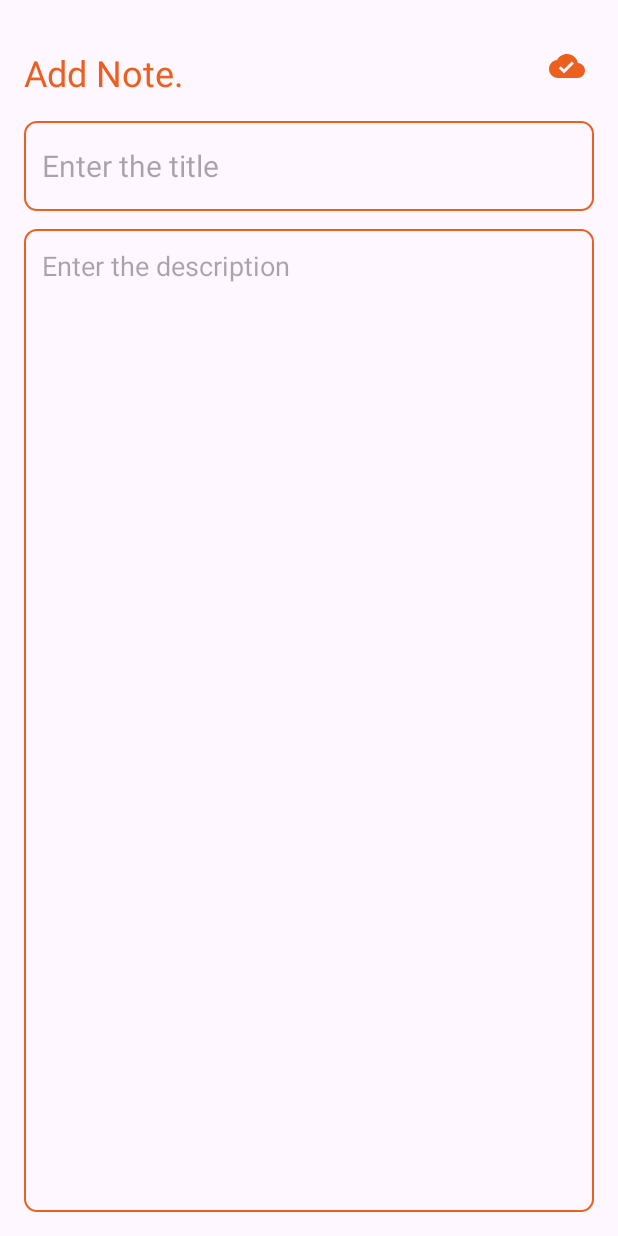
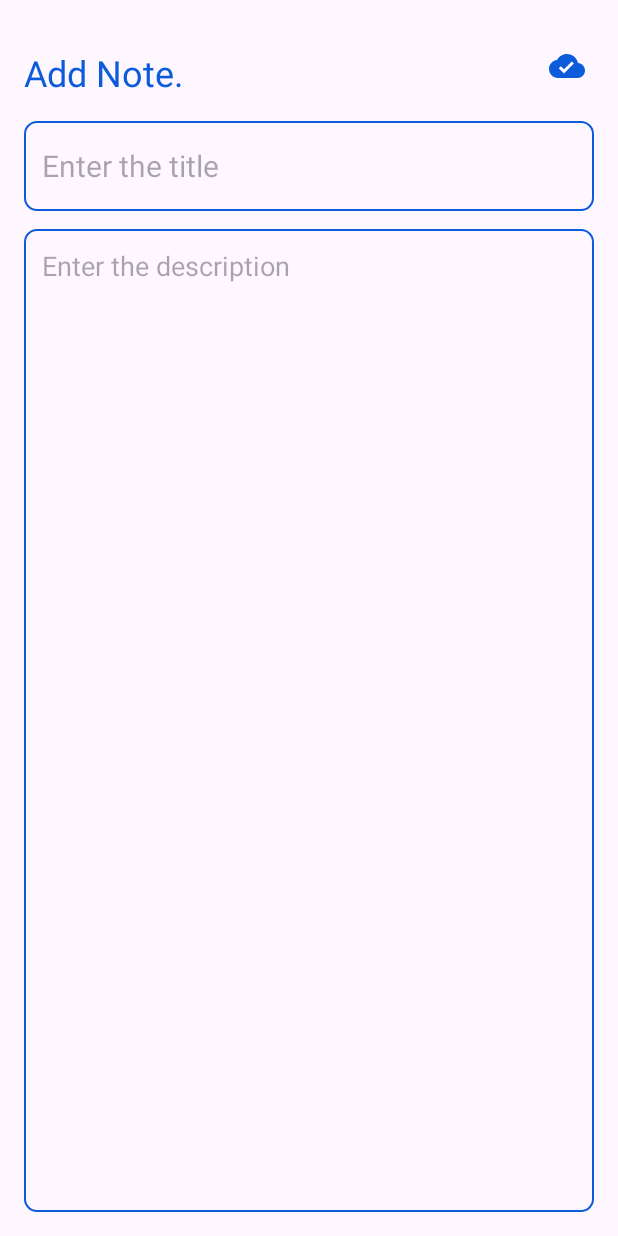
Before and after one commit to rahmimuaz/NotesSQLite_Project, an Android app: the AddNoteActivity screen opened directly, with no data from a screen before it, on a phone screen of 412 x 824 dp. Run offline under Robolectric (Android 15) with nearby library versions, the phone set to English and light mode, and no system bars.

Commit message:
first change

```diff
--- a/app/src/main/res/drawable/baseline_cloud_done_24.xml
+++ b/app/src/main/res/drawable/baseline_cloud_done_24.xml
@@ -1,4 +1,4 @@
-<vector android:height="24dp" android:tint="#ed5f1d"
+<vector android:height="24dp" android:tint="#0b5bdb"
     android:viewportHeight="24" android:viewportWidth="24"
     android:width="24dp" xmlns:android="http://schemas.android.com/apk/res/android">
     <path android:fillColor="@android:color/white" android:pathData="M19.35,10.04C18.67,6.59 15.64,4 12,4 9.11,4 6.6,5.64 5.35,8.04 2.34,8.36 0,10.91 0,14c0,3.31 2.69,6 6,6h13c2.76,0 5,-2.24 5,-5 0,-2.64 -2.05,-4.78 -4.65,-4.96zM10,17l-3.5,-3.5 1.41,-1.41L10,14.17 15.18,9l1.41,1.41L10,17z"/>
--- a/app/src/main/res/drawable/baseline_colorize_24.xml
+++ b/app/src/main/res/drawable/baseline_colorize_24.xml
@@ -1,4 +1,4 @@
-<vector android:height="24dp" android:tint="#ED5F1E"
+<vector android:height="24dp" android:tint="#0b5bdb"
     android:viewportHeight="24" android:viewportWidth="24"
     android:width="24dp" xmlns:android="http://schemas.android.com/apk/res/android">
     <path android:fillColor="@android:color/white" android:pathData="M20.71,5.63l-2.34,-2.34c-0.39,-0.39 -1.02,-0.39 -1.41,0l-3.12,3.12 -1.93,-1.91 -1.41,1.41 1.42,1.42L3,16.25V21h4.75l8.92,-8.92 1.42,1.42 1.41,-1.41 -1.92,-1.92 3.12,-3.12c0.4,-0.4 0.4,-1.03 0.01,-1.42zM6.92,19L5,17.08l8.06,-8.06 1.92,1.92L6.92,19z"/>
--- a/app/src/main/res/drawable/baseline_delete_24.xml
+++ b/app/src/main/res/drawable/baseline_delete_24.xml
@@ -1,4 +1,4 @@
-<vector android:height="24dp" android:tint="#ED5F1E"
+<vector android:height="24dp" android:tint="#0b5bdb"
     android:viewportHeight="24" android:viewportWidth="24"
     android:width="24dp" xmlns:android="http://schemas.android.com/apk/res/android">
     <path android:fillColor="@android:color/white" android:pathData="M6,19c0,1.1 0.9,2 2,2h8c1.1,0 2,-0.9 2,-2V7H6v12zM19,4h-3.5l-1,-1h-5l-1,1H5v2h14V4z"/>
--- a/app/src/main/res/drawable/orange_border.xml
+++ b/app/src/main/res/drawable/blue_border.xml
@@ -4,7 +4,7 @@
 
     <stroke
         android:width="1dp"
-        android:color="@color/orange"/>
+        android:color="@color/blue"/>
 
     <corners
         android:radius="8dp"/>
--- a/app/src/main/res/layout/activity_add_note.xml
+++ b/app/src/main/res/layout/activity_add_note.xml
@@ -17,7 +17,7 @@
         android:layout_marginTop="16dp"
         android:fontFamily="sans-serif"
         android:text="Add Note."
-        android:textColor="@color/orange"
+        android:textColor="@color/blue"
         android:textSize="24sp" />
 
     <ImageView
@@ -37,7 +37,7 @@
         android:padding="12dp"
         android:textSize="20sp"
         android:layout_below="@+id/addNoteHeading"
-        android:background="@drawable/orange_border"
+        android:background="@drawable/blue_border"
         android:layout_marginTop="16dp"
         android:maxLines="1"
         android:fontFamily="sans-serif"/>
@@ -51,7 +51,7 @@
         android:padding="12dp"
         android:textSize="18sp"
         android:fontFamily="sans-serif"
-        android:background="@drawable/orange_border"
+        android:background="@drawable/blue_border"
         android:layout_below="@id/titleEditText"
         android:layout_marginTop="12dp" />
 
--- a/app/src/main/res/layout/activity_main.xml
+++ b/app/src/main/res/layout/activity_main.xml
@@ -15,7 +15,7 @@
         android:fontFamily="sans-serif"
         android:text="Notes."
         android:layout_marginStart="18dp"
-        android:textColor="@color/orange"
+        android:textColor="@color/blue"
         android:textSize="24sp" />
 
     <androidx.recyclerview.widget.RecyclerView
@@ -37,6 +37,6 @@
         android:layout_marginTop="16dp"
         android:src="@drawable/baseline_add_24"
         android:tint="@color/white"
-        android:backgroundTint="@color/orange"/>
+        android:backgroundTint="@color/blue"/>
 
 </RelativeLayout>
--- a/app/src/main/res/layout/activity_update_note.xml
+++ b/app/src/main/res/layout/activity_update_note.xml
@@ -17,7 +17,7 @@
         android:layout_marginTop="16dp"
         android:fontFamily="sans-serif"
         android:text="Edit Note."
-        android:textColor="@color/orange"
+        android:textColor="@color/blue"
         android:textSize="24sp" />
 
     <ImageView
@@ -37,7 +37,7 @@
         android:padding="12dp"
         android:textSize="20sp"
         android:layout_below="@+id/editNoteHeading"
-        android:background="@drawable/orange_border"
+        android:background="@drawable/blue_border"
         android:layout_marginTop="16dp"
         android:maxLines="1"
         android:fontFamily="sans-serif"/>
@@ -51,7 +51,7 @@
         android:padding="12dp"
         android:textSize="18sp"
         android:fontFamily="sans-serif"
-        android:background="@drawable/orange_border"
+        android:background="@drawable/blue_border"
         android:layout_below="@id/updateTitleEditText"
         android:layout_marginTop="12dp" />
 
--- a/app/src/main/res/layout/note_item.xml
+++ b/app/src/main/res/layout/note_item.xml
@@ -26,7 +26,7 @@
                 android:layout_height="wrap_content"
                 android:text="Title"
                 android:fontFamily="sans-serif"
-                android:textColor="@color/orange"
+                android:textColor="@color/blue"
                 android:textSize="18sp"
                 android:textStyle="bold"/>
 
--- a/app/src/main/res/values/colors.xml
+++ b/app/src/main/res/values/colors.xml
@@ -3,4 +3,5 @@
     <color name="black">#FF000000</color>
     <color name="white">#FFFFFFFF</color>
     <color name="orange">#ed5f1e</color>
+    <color name="blue">#0b5bdb</color>
 </resources>
--- a/app/src/main/res/values/themes.xml
+++ b/app/src/main/res/values/themes.xml
@@ -2,9 +2,9 @@
     <!-- Base application theme. -->
     <style name="Base.Theme.NotesSQLite" parent="Theme.Material3.DayNight.NoActionBar">
         <!-- Customize your light theme here. -->
-        <item name="colorPrimary">@color/orange</item>
-        <item name="colorPrimaryVariant">@color/orange</item>
-        <item name="android:statusBarColor">@color/orange</item>
+        <item name="colorPrimary">@color/blue</item>
+        <item name="colorPrimaryVariant">@color/blue</item>
+        <item name="android:statusBarColor">@color/blue</item>
     </style>
 
     <style name="Theme.NotesSQLite" parent="Base.Theme.NotesSQLite" />
```
